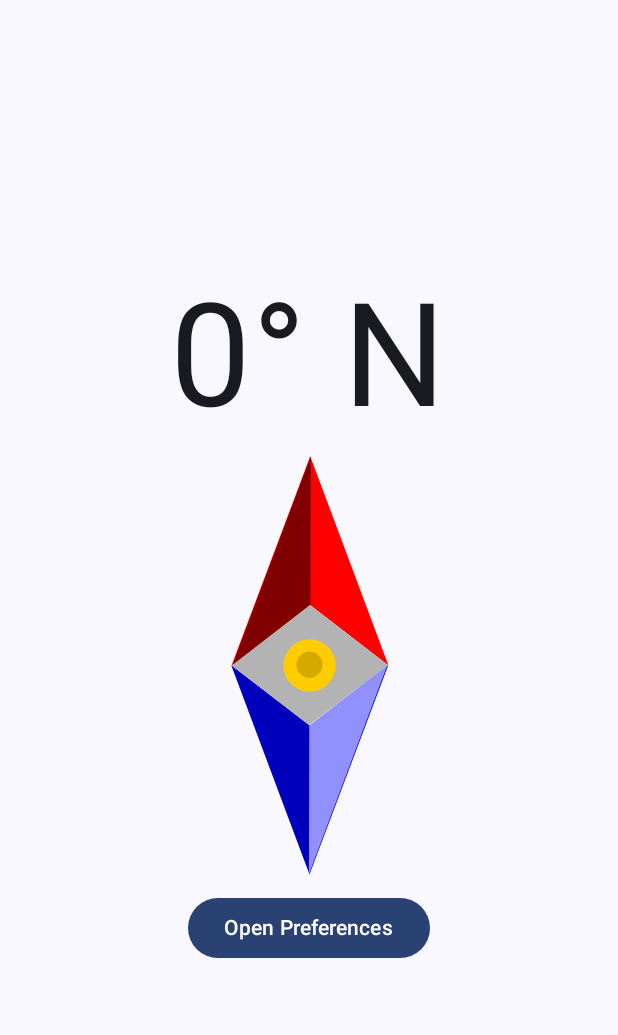
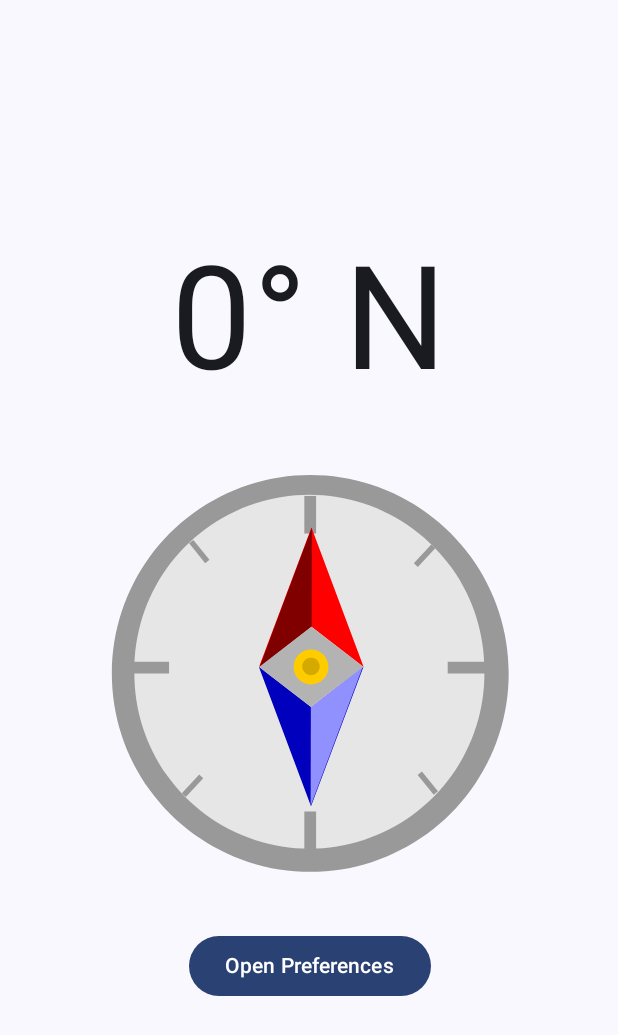
Before and after one commit to jlpatter/joshcompass, an Android app built with Jetpack Compose: the screen it shows after launch (MainActivity), on a phone screen of 412 x 824 dp. Shown: the top 1035 px of the screen. Run offline under Robolectric (Android 15) with nearby library versions, the phone set to English and light mode, and no system bars.

Commit message:
Add compass background

```diff
--- a/app/src/main/java/com/example/joshcompass/CompassScreen.kt
+++ b/app/src/main/java/com/example/joshcompass/CompassScreen.kt
@@ -79,14 +79,22 @@ fun Compass(navController: NavHostController, azimuth: Float, offset: Int, modif
                 fontSize = 12.em,
                 modifier = modifier.align(Alignment.CenterHorizontally)
             )
-            Image(
-                painter = painterResource(id = R.drawable.gps_arrow_2),
-                contentDescription = "Compass Image",
-                contentScale = ContentScale.Fit,
-                modifier = Modifier.size(300.dp).graphicsLayer(
-                    rotationZ = 360f - finalAzimuth
+            Box(contentAlignment = Alignment.Center) {
+                Image(
+                    painter = painterResource(id = R.drawable.background),
+                    contentDescription = "Compass Background",
+                    contentScale = ContentScale.Fit,
+                    modifier = Modifier.size(350.dp)
                 )
-            )
+                Image(
+                    painter = painterResource(id = R.drawable.gps_arrow_2),
+                    contentDescription = "Compass Rose",
+                    contentScale = ContentScale.Fit,
+                    modifier = Modifier.size(200.dp).graphicsLayer(
+                        rotationZ = 360f - finalAzimuth
+                    )
+                )
+            }
             Button(
                 onClick = { navController.navigate("preferences") },
                 modifier = modifier.align(Alignment.CenterHorizontally)
--- /dev/null
+++ b/app/src/main/res/drawable/background.xml
@@ -0,0 +1,46 @@
+<vector xmlns:android="http://schemas.android.com/apk/res/android"
+    android:width="700dp"
+    android:height="900dp"
+    android:viewportWidth="185.21"
+    android:viewportHeight="238.13">
+  <path
+      android:pathData="M92.65,121.75m-90,0a90,90 0,1 1,180 0a90,90 0,1 1,-180 0"
+      android:strokeWidth="0.269632"
+      android:fillColor="#999999"/>
+  <path
+      android:pathData="M92.26,120.96m-79.38,0a79.38,79.38 0,1 1,158.75 0a79.38,79.38 0,1 1,-158.75 0"
+      android:strokeWidth="0.300342"
+      android:fillColor="#e6e6e6"/>
+  <path
+      android:pathData="M89.96,41.25h5.33v17.05h-5.33z"
+      android:strokeWidth="0.520657"
+      android:fillColor="#999999"/>
+  <path
+      android:pathData="M37.71,62.74l1.92,-1.55l7.28,9.01l-1.92,1.55z"
+      android:strokeWidth="0.292143"
+      android:fillColor="#999999"/>
+  <path
+      android:pathData="M141.36,167.77l1.92,-1.55l7.28,9.01l-1.92,1.55z"
+      android:strokeWidth="0.292143"
+      android:fillColor="#999999"/>
+  <path
+      android:pathData="M36.21,177.75l-1.81,-1.69l7.89,-8.47l1.81,1.69z"
+      android:strokeWidth="0.29"
+      android:fillColor="#999999"/>
+  <path
+      android:pathData="M141.45,73.46l-1.81,-1.69l7.89,-8.47l1.81,1.69z"
+      android:strokeWidth="0.29"
+      android:fillColor="#999999"/>
+  <path
+      android:pathData="M89.96,184.37h5.33v17.05h-5.33z"
+      android:strokeWidth="0.520657"
+      android:fillColor="#999999"/>
+  <path
+      android:pathData="M172.03,116.42l0.01,5.33l-17.05,0.03l-0.01,-5.33z"
+      android:strokeWidth="0.520657"
+      android:fillColor="#999999"/>
+  <path
+      android:pathData="M28.61,116.42l0.01,5.33l-17.05,0.03l-0.01,-5.33z"
+      android:strokeWidth="0.520657"
+      android:fillColor="#999999"/>
+</vector>
```
Also changed, not shown: 1 other file.
